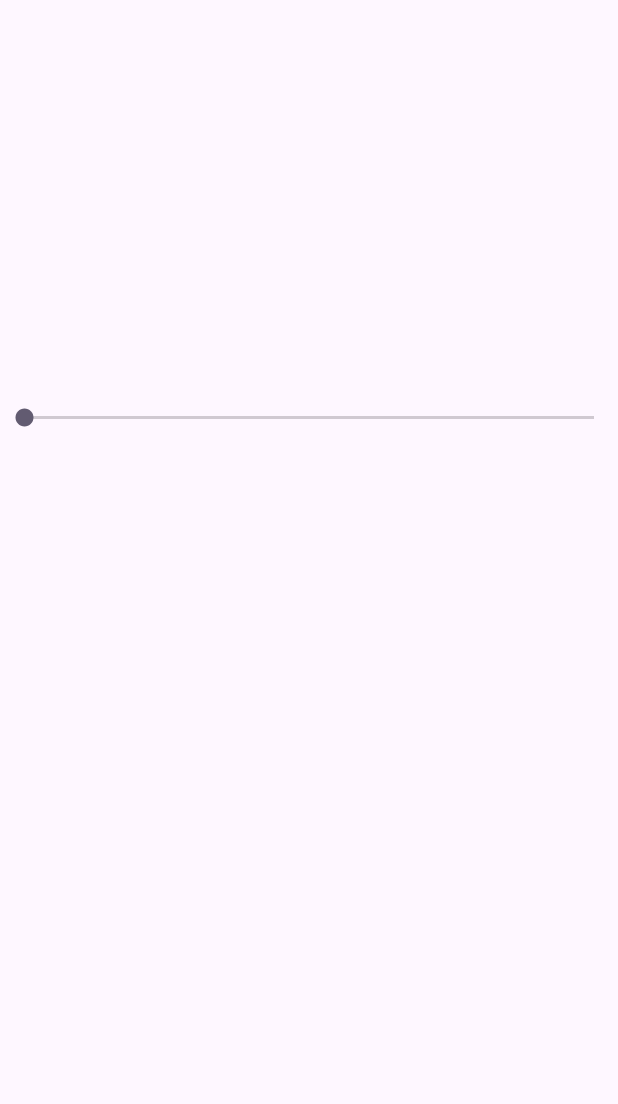
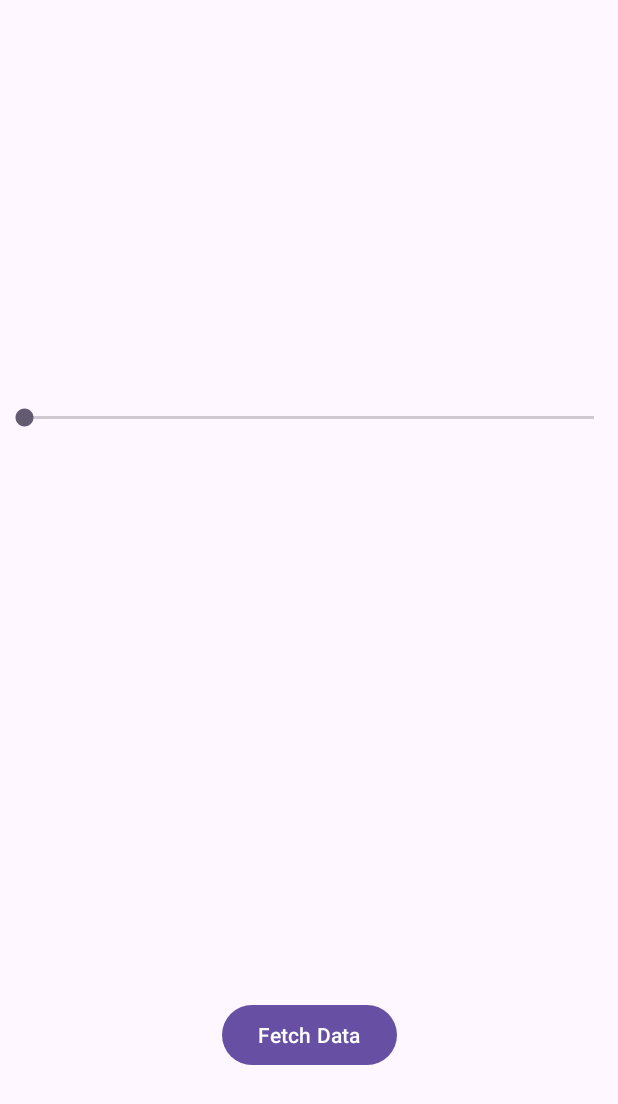
Before and after one commit to jaypatel208/RxJava, an Android app: the screen it shows after launch (MainActivity), on a phone screen of 412 x 824 dp. Before the commit the part shown is almost empty. Shown: the top 1104 px of the screen. Run offline under Robolectric (Android 15) with nearby library versions, the phone set to English and light mode, and no system bars; our stand-ins replace RxJava; libraries missing offline, so code that uses them is left out: com.jakewharton.rxbinding4; 1 statement that could not run was skipped.

```diff
--- a/app/src/main/AndroidManifest.xml
+++ b/app/src/main/AndroidManifest.xml
@@ -1,6 +1,8 @@
 <?xml version="1.0" encoding="utf-8"?>
 <manifest xmlns:android="http://schemas.android.com/apk/res/android"
     xmlns:tools="http://schemas.android.com/tools">
+
+    <uses-permission android:name="android.permission.INTERNET"/>
 
     <application
         android:allowBackup="true"
--- /dev/null
+++ b/app/src/main/java/dev/jay/rxjava/ProductService.java
@@ -0,0 +1,11 @@
+package dev.jay.rxjava;
+
+import java.util.List;
+
+import io.reactivex.rxjava3.core.Observable;
+import retrofit2.http.GET;
+
+public interface ProductService {
+    @GET("/products")
+    Observable<List<ProductItem>> getProducts();
+}
--- a/app/src/main/res/layout/activity_main.xml
+++ b/app/src/main/res/layout/activity_main.xml
@@ -10,16 +10,26 @@
         android:id="@+id/sbMain"
         android:layout_width="match_parent"
         android:layout_height="wrap_content"
-        app:layout_constraintTop_toTopOf="parent"
+        app:layout_constraintBottom_toBottomOf="@+id/tvMain"
+        app:layout_constraintEnd_toEndOf="parent"
         app:layout_constraintStart_toStartOf="parent"
-        app:layout_constraintEnd_toEndOf="parent"
-        app:layout_constraintBottom_toBottomOf="@+id/tvMain"/>
+        app:layout_constraintTop_toTopOf="parent" />
 
     <TextView
         android:id="@+id/tvMain"
         android:layout_width="wrap_content"
         android:layout_height="wrap_content"
-        app:layout_constraintTop_toTopOf="@id/sbMain"
+        app:layout_constraintBottom_toBottomOf="parent"
+        app:layout_constraintEnd_toEndOf="parent"
+        app:layout_constraintStart_toStartOf="parent"
+        app:layout_constraintTop_toTopOf="@id/sbMain" />
+
+    <Button
+        android:id="@+id/btnFetchData"
+        android:layout_width="wrap_content"
+        android:layout_height="wrap_content"
+        android:text="@string/fetch_data"
+        app:layout_constraintTop_toBottomOf="@id/tvMain"
         app:layout_constraintStart_toStartOf="parent"
         app:layout_constraintEnd_toEndOf="parent"
         app:layout_constraintBottom_toBottomOf="parent"/>
--- a/app/src/main/res/values/strings.xml
+++ b/app/src/main/res/values/strings.xml
@@ -1,3 +1,4 @@
 <resources>
     <string name="app_name">RxJava</string>
+    <string name="fetch_data">Fetch Data</string>
 </resources>
```
Also changed, not shown: app/build.gradle.kts (+13 -2 lines), app/src/main/java/dev/jay/rxjava/MainActivity.java (+106 -3 lines), app/src/main/java/dev/jay/rxjava/ProductItem.java (added, +54 -0 lines).
